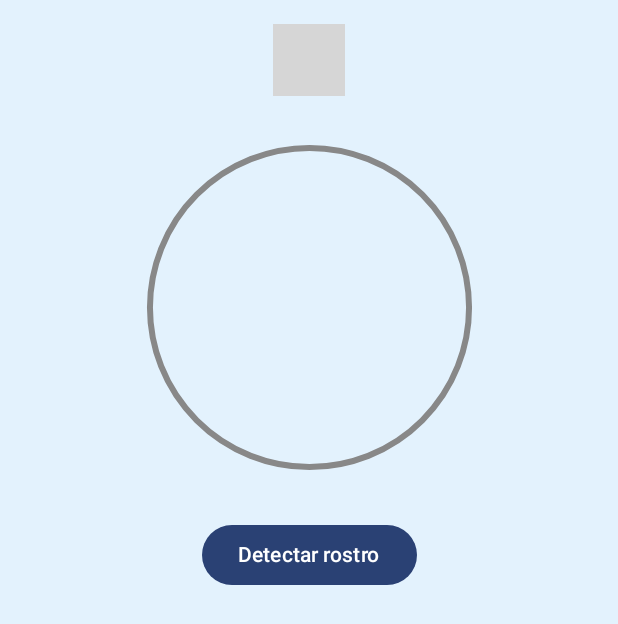
After one commit to pametoro/apoyoEmocional, an Android app built with Jetpack Compose: the RecFacialScreen screen opened through its navigation route, on a phone screen of 412 x 824 dp. The commit adds this screen. Shown: the top 624 px of the screen. Run offline under Robolectric (Android 15) with nearby library versions, the phone set to English and light mode, and no system bars; libraries missing offline, so code that uses them is left out: com.google.mlkit.vision; 2 statements that could not run were skipped; grey boxes are pictures that could not be loaded.

Commit message:
Se cre reconocimiento facial

```diff
--- a/app/src/main/java/com/example/apoyoemocional/MainActivity.kt
+++ b/app/src/main/java/com/example/apoyoemocional/MainActivity.kt
@@ -5,30 +5,27 @@ import android.os.Bundle
 import androidx.activity.ComponentActivity
 import androidx.activity.compose.setContent
 import androidx.activity.enableEdgeToEdge
-import androidx.compose.foundation.layout.fillMaxWidth
-import androidx.compose.ui.Modifier
 import androidx.lifecycle.viewmodel.compose.viewModel
 import androidx.navigation.compose.NavHost
 import androidx.navigation.compose.composable
 import androidx.navigation.compose.rememberNavController
 import com.example.apoyoemocional.ui.theme.ApoyoEmocionalTheme
-import com.example.apoyoemocional.view.EmocionGuardadaScreen // IMPORTAMOS LA NUEVA VISTA
 import com.example.apoyoemocional.view.EmocionScreen
 import com.example.apoyoemocional.view.FormularioScreen
 import com.example.apoyoemocional.view.PaginaInicio
+import com.example.apoyoemocional.view.RecFacialScreen
 import com.example.apoyoemocional.view.RecursosScreen
 import com.example.apoyoemocional.view.RespiraScreen
 import com.example.apoyoemocional.view.ResumenScreen
-import com.example.apoyoemocional.view.components.VideoPlayer
 import com.example.apoyoemocional.view.screen.PerfilScreen
 import com.example.apoyoemocional.viewModel.EmocionViewModel
 import com.example.apoyoemocional.viewModel.InicioViewModel
 import com.example.apoyoemocional.viewModel.UsuarioViewModel
 import com.example.apoyoemocional.viewModel.PerfilViewModel
+import com.example.apoyoemocional.viewModel.RecFacialViewModel
 import com.example.apoyoemocional.viewModel.RecursosViewModel
 import com.example.apoyoemocional.viewModel.RespiraViewModel
-import java.net.URLDecoder
-import java.nio.charset.StandardCharsets
+
 
 
 class MainActivity : ComponentActivity() {
@@ -45,6 +42,9 @@ class MainActivity : ComponentActivity() {
                 val videoUri = Uri.parse("https://www.youtube.com/watch?v=adpR2UQTElk")
                 val respiraViewModel: RespiraViewModel = viewModel()
                 val recursosViewModel: RecursosViewModel = viewModel()
+                val recFacialViewModel: RecFacialViewModel = viewModel()
+
+
 
 
                 NavHost(navController = navController, startDestination = "inicio") {
@@ -57,39 +57,28 @@ class MainActivity : ComponentActivity() {
                     composable("PerfilScreen") {
                         ResumenScreen(navController, usuarioViewModel)
                     }
-
                     composable("resumen") {
                         ResumenScreen(navController, usuarioViewModel)
                     }
-
+                    composable("reconocimiento") {
+                        RecFacialScreen(viewModel = recFacialViewModel)
+                    }
                     composable("perfil") {
                         PerfilScreen(navController, perfilViewModel)
                     }
-
-                    // RUTA ACTUALIZADA: Recibimos el nombre del usuario como argumento
-                    composable("emocion/{nombreUsuario}") { backStackEntry ->
-                        val nombre = backStackEntry.arguments?.getString("nombreUsuario") ?: "Invitado"
-                        EmocionScreen(navController, emocionViewModel, nombre)
+                    composable("emocion") {
+                        EmocionScreen(navController, emocionViewModel)
                     }
-
-                    // NUEVA RUTA: Recibimos el nombre y el texto de la emoción
-                    composable("emocionGuardada/{nombreUsuario}/{emocionTexto}") { backStackEntry ->
-                        val nombre = backStackEntry.arguments?.getString("nombreUsuario") ?: "Usuario Desconocido"
-                        val emocion = backStackEntry.arguments?.getString("emocionTexto") ?: "No se registró emoción."
-                        // Es importante decodificar la emoción porque fue codificada en EmocionScreen
-                        val emocionDecoded = URLDecoder.decode(emocion, StandardCharsets.UTF_8.toString())
-
-                        EmocionGuardadaScreen(navController, nombre, emocionDecoded)
-                    }
-
                     composable("recursos") {
                         RecursosScreen(navController, recursosViewModel)
                     }
                     composable("Respira") {
                         RespiraScreen(navController = navController, viewModel = respiraViewModel)
                     }
+
                 }
             }
+
         }
     }
 }
--- a/app/src/main/java/com/example/apoyoemocional/view/PaginaInicio.kt
+++ b/app/src/main/java/com/example/apoyoemocional/view/PaginaInicio.kt
@@ -51,7 +51,7 @@ fun PaginaInicio(navController: NavController, viewModel: InicioViewModel) {
                     contentDescription = "Logo de Apoyo Emocional",
                     modifier = Modifier
                         .size(280.dp)
-                        .padding(bottom = 25.dp)
+                        .padding(bottom = 8.dp)
                 )
 
                 Text(text = estado.descripcion, style = MaterialTheme.typography.bodyLarge,fontSize = 25.sp)
@@ -70,8 +70,11 @@ fun PaginaInicio(navController: NavController, viewModel: InicioViewModel) {
                     }) {
                         Text("Ir al perfil")
 
+                    }
+                    Button(onClick = { navController.navigate("reconocimiento") }) {
+                        Text("Iniciar reconocimiento facial")
+                    }
 
-                    }
                 }
             }
         }
--- /dev/null
+++ b/app/src/main/java/com/example/apoyoemocional/view/RecFacialScreen.kt
@@ -0,0 +1,67 @@
+package com.example.apoyoemocional.view
+
+import android.graphics.BitmapFactory
+import androidx.compose.foundation.Canvas
+import androidx.compose.foundation.background
+import androidx.compose.foundation.layout.*
+import androidx.compose.material3.Button
+import androidx.compose.material3.Text
+import androidx.compose.runtime.*
+import androidx.compose.ui.Alignment
+import androidx.compose.ui.Modifier
+import androidx.compose.ui.graphics.Color
+import androidx.compose.ui.graphics.drawscope.Stroke
+import androidx.compose.ui.platform.LocalContext
+import androidx.compose.ui.unit.dp
+import com.example.apoyoemocional.viewModel.RecFacialViewModel
+import com.google.mlkit.vision.common.InputImage
+import com.example.apoyoemocional.R
+
+@Composable
+fun RecFacialScreen(viewModel: RecFacialViewModel) {
+    val faces by viewModel.faces.collectAsState()
+    val error by viewModel.error.collectAsState()
+    val context = LocalContext.current
+
+    Column(
+        modifier = Modifier
+            .fillMaxSize()
+            .background(Color(0xFFE3F2FD))
+            .padding(16.dp),
+        horizontalAlignment = Alignment.CenterHorizontally
+    ) {
+        Text("Rostros detectados: ${faces.size}")
+        error?.let {
+            Text("Error: $it", color = Color.Red)
+        }
+
+        Spacer(modifier = Modifier.height(16.dp))
+
+        Box(
+            modifier = Modifier
+                .size(250.dp)
+                .padding(8.dp)
+        ) {
+            Canvas(modifier = Modifier.fillMaxSize()) {
+                drawCircle(
+                    color = Color.Gray,
+                    radius = size.minDimension / 2.2f,
+                    style = Stroke(width = 4.dp.toPx())
+                )
+            }
+        }
+
+        Spacer(modifier = Modifier.height(16.dp))
+
+        Button(
+            onClick = {
+                val bitmap = BitmapFactory.decodeResource(context.resources, R.drawable.reco)
+                val image = InputImage.fromBitmap(bitmap, 0)
+                viewModel.processImage(image)
+            },
+            modifier = Modifier.align(Alignment.CenterHorizontally) // Centra el botón dentro del Column
+        ) {
+            Text("Detectar rostro")
+        }
+    }
+}
--- a/app/src/main/java/com/example/apoyoemocional/viewModel/EmocionViewModel.kt
+++ b/app/src/main/java/com/example/apoyoemocional/viewModel/EmocionViewModel.kt
@@ -6,7 +6,7 @@ import kotlinx.coroutines.flow.StateFlow
 import com.example.apoyoemocional.model.EmocionUIState
 
 
-class EmocionViewModel  : ViewModel() {
+class EmocionViewModel : ViewModel() {
     private val _estado = MutableStateFlow(EmocionUIState())
     val estado: StateFlow<EmocionUIState> = _estado
 
--- /dev/null
+++ b/app/src/main/java/com/example/apoyoemocional/viewModel/RecFacialViewModel.kt
@@ -0,0 +1,24 @@
+package com.example.apoyoemocional.viewModel
+
+import androidx.lifecycle.ViewModel
+import com.example.apoyoemocional.model.RecFacialModel
+import com.google.mlkit.vision.common.InputImage
+import com.google.mlkit.vision.face.Face
+import kotlinx.coroutines.flow.MutableStateFlow
+import kotlinx.coroutines.flow.StateFlow
+
+class RecFacialViewModel : ViewModel() {
+    private val _faces = MutableStateFlow<List<Face>>(emptyList())
+    val faces: StateFlow<List<Face>> = _faces
+
+    private val _error = MutableStateFlow<String?>(null)
+    val error: StateFlow<String?> = _error
+
+    fun processImage(image: InputImage) {
+        RecFacialModel.detectFaces(
+            image,
+            onResult = { detectedFaces -> _faces.value = detectedFaces },
+            onError = { e -> _error.value = e.message }
+        )
+    }
+}
--- a/gradle/libs.versions.toml
+++ b/gradle/libs.versions.toml
@@ -14,6 +14,7 @@ navigationCompose = "2.9.5"
 animationCoreAndroid = "1.7.2"
 media3Exoplayer = "1.8.0"
 uiText = "1.9.3"
+visionCommon = "17.3.0"
 
 [libraries]
 androidx-core-ktx = { group = "androidx.core", name = "core-ktx", version.ref = "coreKtx" }
@@ -36,6 +37,7 @@ androidx-navigation-compose = { group = "androidx.navigation", name = "navigatio
 androidx-compose-animation-core-android = { group = "androidx.compose.animation", name = "animation-core-android", version.ref = "animationCoreAndroid" }
 androidx-media3-exoplayer = { group = "androidx.media3", name = "media3-exoplayer", version.ref = "media3Exoplayer" }
 androidx-compose-ui-text = { group = "androidx.compose.ui", name = "ui-text", version.ref = "uiText" }
+vision-common = { group = "com.google.mlkit", name = "vision-common", version.ref = "visionCommon" }
 
 [plugins]
 android-application = { id = "com.android.application", version.ref = "agp" }
```
Also changed, not shown: app/build.gradle.kts (+9 -0 lines), app/src/main/java/com/example/apoyoemocional/model/RecFacialModel.kt (added, +21 -0 lines), app/src/main/res/drawable/reco.png (added).
